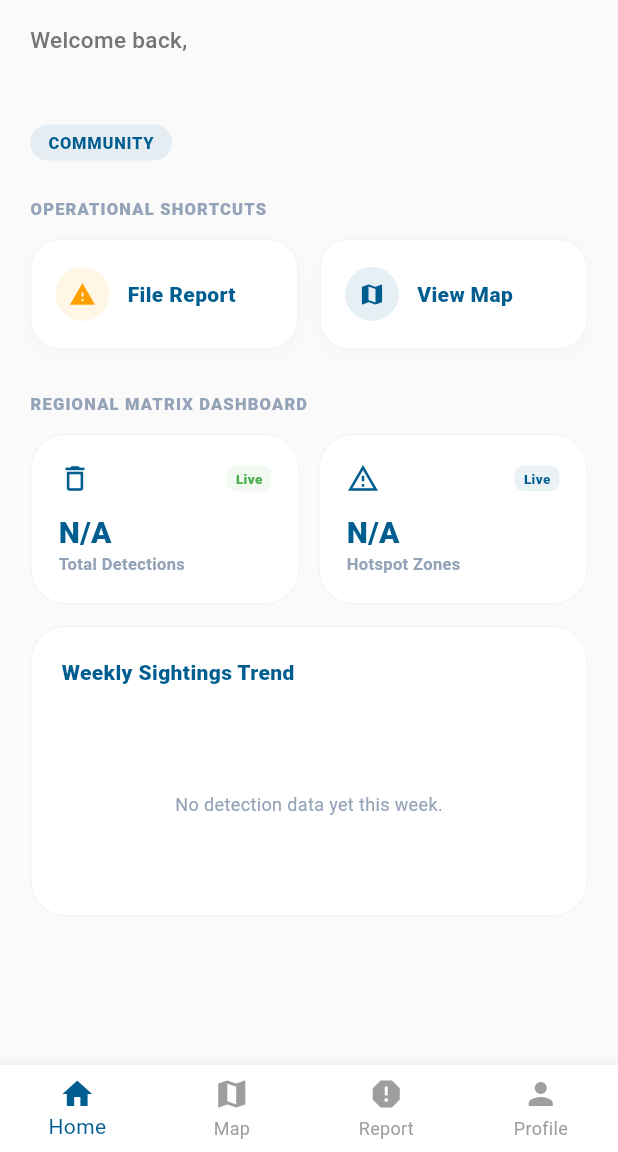
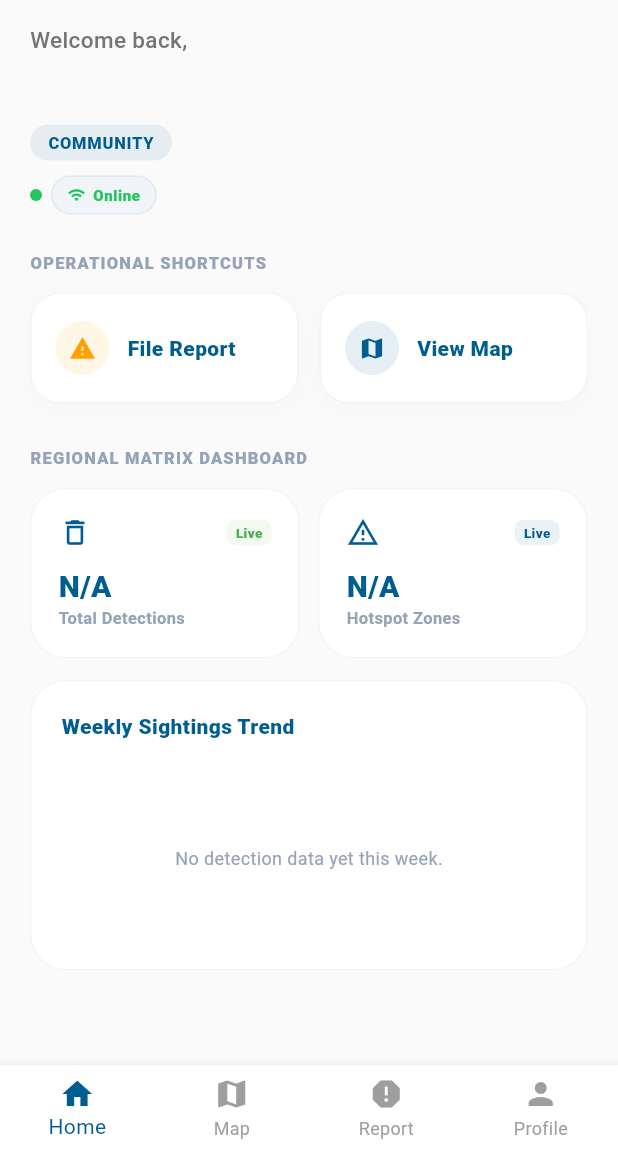
Before and after one commit to jowibil/trashvision, a Flutter app: the HomeScreen screen opened by its route, on a phone screen of 412 x 824 dp, the part 84-1236 px from its top. Run offline on Flutter 3.47's test engine with Material 3 defaults, Android fonts, the phone set to English and light mode, and no system bars; our stand-ins replace cached_network_image, camera, connectivity_plus, flutter_dotenv, flutter_image_compress, flutter_map and 7 more; accounts and stored records are empty; network calls fail.

Commit message:
Update: Added offline cache for mobile dashboard and report ledger.

```diff
--- a/mobile/lib/screens/home_screen.dart
+++ b/mobile/lib/screens/home_screen.dart
@@ -1,10 +1,14 @@
 import 'package:TrashVision/widgets/bottom_nav.dart';
 import 'package:flutter/material.dart';
+import 'dart:convert';
+
 import 'package:flutter_secure_storage/flutter_secure_storage.dart';
 import 'package:image_picker/image_picker.dart';
 // import 'report_screen.dart';
+import '../helper/database_helper.dart';
 import '../helper/gps_helper.dart';
 import '../services/api_service.dart';
+import '../widgets/connectivity_status.dart';
 
 class HomeScreen extends StatefulWidget {
   const HomeScreen({super.key});
@@ -27,6 +31,13 @@ class _HomeScreenState extends State<HomeScreen> {
   int? _totalDetections;
   int? _hotspotZones;
   List<int> _weeklyTrends = [];
+
+  // Offline-first: the last successful /logs/summary response is persisted
+  // in the generic map_cache store (same cache-then-network pattern the map
+  // screen uses), so an offline user sees last-known numbers instead of a
+  // blank dashboard. _fromCache marks stale provenance for the tokenation.
+  static const String _logsSummaryCacheKey = 'logs_summary_v1';
+  bool _fromCache = false;
 
   // App-wide unified style tokens matching user_profile specs
   static const Color primaryColor = Color(0xFF005D90);
@@ -74,24 +85,16 @@ class _HomeScreenState extends State<HomeScreen> {
     }
   }
 
-  /// FIX (audit #10): replaces the hardcoded dashboard numbers with a real
-  /// fetch. Response shape confirmed against backend/routes/logs.py's
-  /// get_dashboard_summary(): total_detections (int), weekly_trends
-  /// (flat list of 7 ints, Mon to Sun), hotspot_zones (list of
-  /// {id, name, date, severity} maps).
-  Future<void> _loadAnalytics() async {
-    if (mounted) setState(() => _analyticsLoading = true);
-    try {
-      final summary = await ApiService().getLogsSummary();
-      if (summary == null) {
-        if (mounted) setState(() => _analyticsLoading = false);
-        return;
-      }
-
+  /// Applies a /logs/summary payload (fresh or cached) into the
+  /// tile/chart state. Response shape confirmed against
+  /// backend/routes/logs.py's get_dashboard_summary(): total_detections
+  /// (int), weekly_trends (flat list of 7 ints, Mon to Sun),
+  /// hotspot_zones (list of {id, name, date, severity} maps).
+  void _applySummary(Map<String, dynamic> summary, {required bool fromCache}) {
     // FIX: previously expected weekly_trends as [{day/label, count/value}]
     // and discarded every entry since the backend actually returns a flat
-      // list of ints (one count per weekday) — the chart silently stayed
-      // empty even with real data.
+    // list of ints (one count per weekday, Mon to Sun) — the chart
+    // silently stayed empty even with real data.
     final rawTrends = summary['weekly_trends'];
     final trends = <int>[];
     if (rawTrends is List) {
@@ -103,18 +106,74 @@ class _HomeScreenState extends State<HomeScreen> {
     final rawHotspots = summary['hotspot_zones'];
     final hotspotCount = rawHotspots is List ? rawHotspots.length : null;
 
-      if (mounted) {
-        setState(() {
     _totalDetections = summary['total_detections'] is int ? summary['total_detections'] as int : null;
     _hotspotZones = hotspotCount;
     _weeklyTrends = trends;
-          _analyticsLoading = false;
-        });
+    _fromCache = fromCache;
+  }
+
+  /// FIX (audit #10): replaces the hardcoded dashboard numbers with a real
+  /// fetch from GET /logs/summary via ApiService.getLogsSummary().
+  ///
+  /// Offline-first (cache-then-network, same pattern as the map screen):
+  /// the last successful response is persisted in map_cache, applied
+  /// immediately if present (stale, "Cached"), then revalidated against
+  /// the network; on success the tiles flip back to "Live". A network
+  /// failure with no cache renders the honest N/A state — never
+  /// unhealthy-looking empty data.
+  Future<void> _loadAnalytics() async {
+    if (mounted) setState(() => _analyticsLoading = true);
+    try {
+      // Stale-on-open: show cached numbers instantly if we have them.
+      Map<String, dynamic>? cached;
+      final raw = await DatabaseHelper.instance.getMapCache(_logsSummaryCacheKey);
+      if (raw != null) {
+        try {
+          final decoded = jsonDecode(raw);
+          if (decoded is Map<String, dynamic>) cached = decoded;
+        } catch (_) {
+          cached = null; // corrupt entry — ignore, the network path re-writes it
+        }
+      }
+      if (cached != null && mounted) {
+        _applySummary(cached, fromCache: true);
+        setState(() => _analyticsLoading = false);
+      }
+
+      // Revalidate in the background; success flips the tiles to "Live".
+      final summary = await ApiService().getLogsSummary();
+      if (summary != null) {
+        await DatabaseHelper.instance.putMapCache(
+          _logsSummaryCacheKey,
+          jsonEncode(summary),
+        );
+        // Keep the cache bounded; areas_v1 and the dashboard summary
+        // survive eviction (same guards the map fetches apply to areas_v1).
+        await DatabaseHelper.instance.trimMapCache(keep: {'areas_v1', _logsSummaryCacheKey});
+        if (mounted) {
+          _applySummary(summary, fromCache: false);
+          setState(() => _analyticsLoading = false);
+        }
+      } else if (cached == null && mounted) {
+        // Network failed AND no cache: render the honest empty state.
+        setState(() => _analyticsLoading = false);
       }
     } catch (e) {
       debugPrint("Analytics load error: $e");
       if (mounted) setState(() => _analyticsLoading = false);
     }
+  }
+
+  /// Chip provenance for the metric tiles: "Cached" replaces "Live" when
+  /// the numbers came from the on-device map_cache (offline or failed
+  /// refresh). The weekly chart card carries the matching caption.
+  String _trendChipLabel() {
+    if (_analyticsLoading) return "...";
+    return _fromCache ? "Cached" : "Live";
+  }
+
+  Color _trendChipColor(Color liveColor) {
+    return _fromCache ? textMutedColor : liveColor;
   }
 
   void handleLogout() async {
@@ -199,6 +258,11 @@ class _HomeScreenState extends State<HomeScreen> {
               letterSpacing: 0.5,
             ),
           ),
+        ),
+        const SizedBox(height: 10),
+        const Align(
+          alignment: Alignment.centerLeft,
+          child: ConnectivityStatusChip(),
         ),
       ],
     );
@@ -301,8 +365,8 @@ class _HomeScreenState extends State<HomeScreen> {
                     : (_totalDetections?.toString() ?? "N/A"),
                 label: "Total Detections",
                 icon: Icons.delete_outline,
-                trendColor: Colors.green,
-                trendText: _analyticsLoading ? "..." : "Live",
+                trendColor: _trendChipColor(Colors.green),
+                trendText: _trendChipLabel(),
                 loading: _analyticsLoading,
               ),
             ),
@@ -314,8 +378,8 @@ class _HomeScreenState extends State<HomeScreen> {
                     : (_hotspotZones?.toString() ?? "N/A"),
                 label: "Hotspot Zones",
                 icon: Icons.warning_amber_outlined,
-                trendColor: primaryColor,
-                trendText: _analyticsLoading ? "..." : "Live",
+                trendColor: _trendChipColor(primaryColor),
+                trendText: _trendChipLabel(),
                 loading: _analyticsLoading,
               ),
             ),
@@ -347,6 +411,17 @@ class _HomeScreenState extends State<HomeScreen> {
                       style: TextStyle(fontSize: 10, fontWeight: FontWeight.w900, color: Colors.blue[700]),
                     ),
                 ],
+              ),
+              // Honest provenance: a cached payload isn't "live" — say so
+              // on the surface, whether the device is offline or the
+              // refresh simply failed.
+              if (!_analyticsLoading && _fromCache)
+                Padding(
+                  padding: const EdgeInsets.only(top: 4),
+                  child: Text(
+                    "Live data unavailable — showing cached data",
+                    style: TextStyle(fontSize: 10, fontWeight: FontWeight.w800, color: Colors.amber[800]),
+                  ),
                 ),
               const SizedBox(height: 24),
 
--- /dev/null
+++ b/mobile/lib/widgets/connectivity_status.dart
@@ -0,0 +1,94 @@
+import 'package:connectivity_plus/connectivity_plus.dart';
+import 'package:flutter/material.dart';
+
+/// Offline/online indicator shared by the Home dashboard and the Profile
+/// header. Listens to the same connectivity_plus stream whose state the
+/// SyncService gates on, so the chip and the sync engine can't disagree.
+///
+/// connectivity_plus v6+ returns [List<ConnectivityResult>] — the offline
+/// test is `contains(ConnectivityResult.none)`, never `== .none` (the
+/// equality comparison is always false on these versions).
+class ConnectivityStatusChip extends StatefulWidget {
+  /// Render white-on-translucent styling designed for dark branded surfaces
+  /// (the Profile hero header). Default is the light-surface slate look.
+  final bool onDarkSurface;
+
+  const ConnectivityStatusChip({super.key, this.onDarkSurface = false});
+
+  @override
+  State<ConnectivityStatusChip> createState() => _ConnectivityStatusChipState();
+}
+
+class _ConnectivityStatusChipState extends State<ConnectivityStatusChip> {
+  bool _online = true;
+
+  @override
+  void initState() {
+    super.initState();
+    _readInitial();
+    Connectivity().onConnectivityChanged.listen((results) {
+      if (!mounted) return;
+      setState(() => _online = !results.contains(ConnectivityResult.none));
+    });
+  }
+
+  Future<void> _readInitial() async {
+    final results = await Connectivity().checkConnectivity();
+    if (!mounted) return;
+    setState(() => _online = !results.contains(ConnectivityResult.none));
+  }
+
+  @override
+  Widget build(BuildContext context) {
+    final accent = _online ? const Color(0xFF22C55E) : Colors.amber[800]!;
+    final label = _online ? "Online" : "Offline";
+    final bg = widget.onDarkSurface
+        ? Colors.black.withValues(alpha: 0.18)
+        : const Color(0xFFF1F5F9);
+    final fg = widget.onDarkSurface ? Colors.white : accent;
+
+    final chip = Container(
+      padding: const EdgeInsets.symmetric(horizontal: 10, vertical: 5),
+      decoration: BoxDecoration(
+        color: bg,
+        borderRadius: BorderRadius.circular(999),
+        border: Border.all(
+          color: widget.onDarkSurface
+              ? Colors.white.withValues(alpha: 0.15)
+              : const Color(0xFFE2E8F0),
+        ),
+      ),
+      child: Row(
+        mainAxisSize: MainAxisSize.min,
+        children: [
+          Icon(_online ? Icons.wifi : Icons.wifi_off, size: 12, color: fg),
+          const SizedBox(width: 5),
+          Text(
+            label,
+            style: TextStyle(
+              fontSize: 10,
+              fontWeight: FontWeight.w800,
+              letterSpacing: 0.4,
+              color: fg,
+            ),
+          ),
+        ],
+      ),
+    );
+
+    // The amber/green dot mirrors the state so the difference is readable
+    // on both light and dark styling without carrying the fg color over.
+    return Row(
+      mainAxisSize: MainAxisSize.min,
+      children: [
+        Container(
+          width: 8,
+          height: 8,
+          decoration: BoxDecoration(color: accent, shape: BoxShape.circle),
+        ),
+        const SizedBox(width: 6),
+        chip,
+      ],
+    );
+  }
+}
```
Also changed, not shown: mobile/lib/screens/report_screen.dart (+11 -0 lines), mobile/lib/screens/user_profile_screen.dart (+8 -0 lines). Lines whose indentation alone changed are shown as unchanged.
